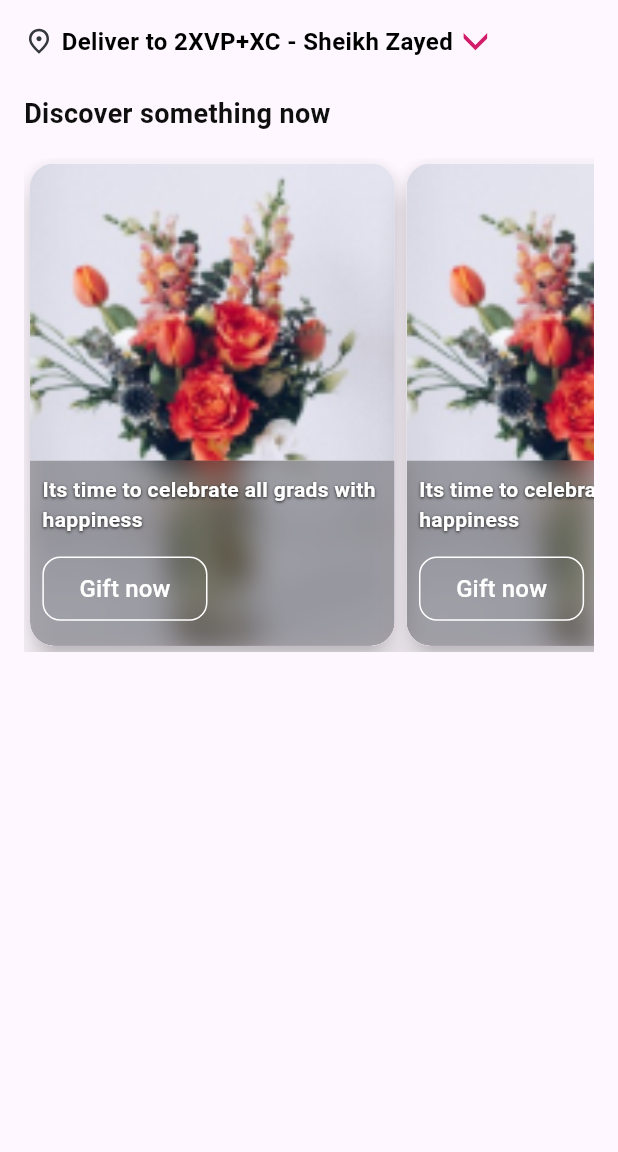
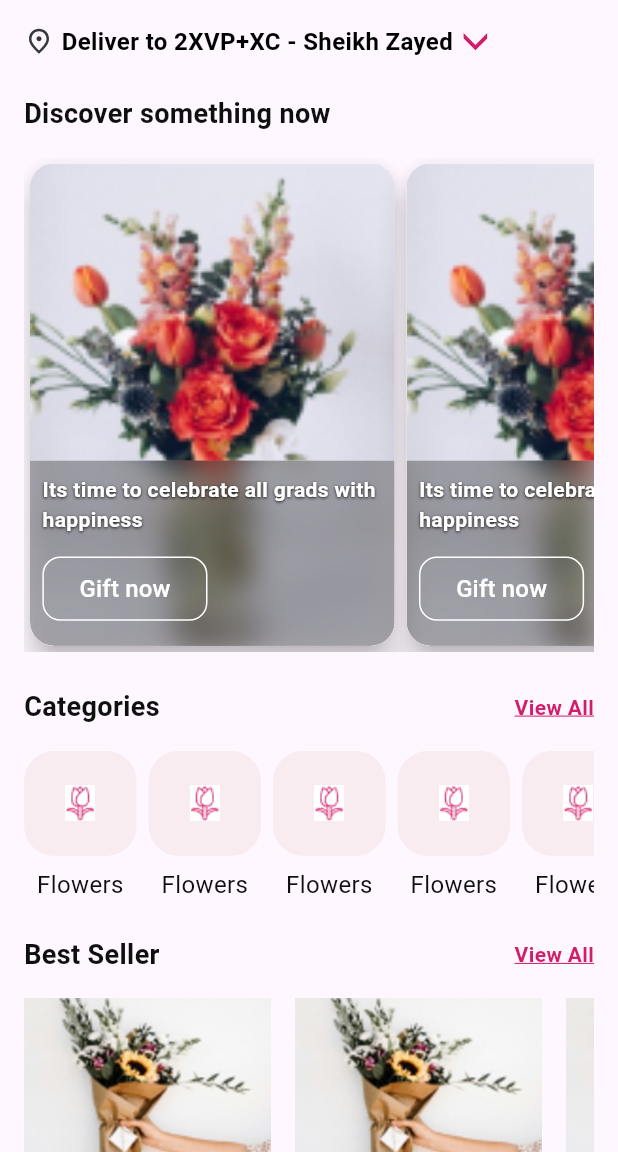
Before and after one commit to AhmedRasmy1/flower_ecommerce, a Flutter app: the HomeView screen opened by its route, on a phone screen of 412 x 824 dp, the part 84-1236 px from its top. Run offline on Flutter 3.47's test engine with Material 3 defaults, Android fonts, the light colour scheme and no system bars; our stand-ins replace bloc, cached_network_image, dio, flutter_bloc, flutter_svg, get_it and 4 more; accounts and stored records are empty; generated files the repository leaves out were written again.

Commit message:
Add custom occasion , category and bestSeller containers, update color and string resources

```diff
--- a/lib/Features/home/presentation/pages/home_view.dart
+++ b/lib/Features/home/presentation/pages/home_view.dart
@@ -1,6 +1,9 @@
+import 'package:flower_ecommerce/Features/home/presentation/widgets/custom_bestseller_container.dart';
 import 'package:flower_ecommerce/Features/home/presentation/widgets/custom_card.dart';
+import 'package:flower_ecommerce/Features/home/presentation/widgets/custom_category_container.dart';
 import 'package:flower_ecommerce/Features/home/presentation/widgets/custom_header.dart';
 import 'package:flower_ecommerce/Features/home/presentation/widgets/custom_location.dart';
+import 'package:flower_ecommerce/Features/home/presentation/widgets/custom_occasion_container.dart';
 import 'package:flower_ecommerce/Features/home/presentation/widgets/custom_search_field.dart';
 import 'package:flower_ecommerce/core/resources/assets_manager.dart';
 import 'package:flower_ecommerce/core/resources/color_manager.dart';
@@ -18,7 +21,11 @@ class HomeView extends StatelessWidget {
       child: Scaffold(
         body: Padding(
           padding: EdgeInsets.only(
-              top: AppPadding.p8, right: AppPadding.p16, left: AppPadding.p16),
+            top: AppPadding.p8,
+            right: AppPadding.p16,
+            left: AppPadding.p16,
+          ),
+          child: SingleChildScrollView(
             child: Column(
               children: [
                 Row(
@@ -43,8 +50,30 @@ class HomeView extends StatelessWidget {
                 SizedBox(height: AppSize.s24),
                 CustomHeader(title: AppStrings.discover),
                 SizedBox(height: AppSize.s16),
-              CustomCard()
+                CustomCard(),
+                SizedBox(height: AppSize.s24),
+                CustomHeader(
+                  title: AppStrings.categories,
+                  viewAll: AppStrings.viewAll,
+                ),
+                SizedBox(height: AppSize.s16),
+                CustomCategoryContainer(),
+                SizedBox(height: AppSize.s24),
+                CustomHeader(
+                  title: AppStrings.bestSeller,
+                  viewAll: AppStrings.viewAll,
+                ),
+                SizedBox(height: AppSize.s16),
+                CustomBestSellerContainer(),
+                SizedBox(height: AppSize.s16),
+                CustomHeader(
+                  title: AppStrings.occasion,
+                  viewAll: AppStrings.viewAll,
+                ),
+                SizedBox(height: AppSize.s16),
+                CustomOccasionContainer()
               ],
+            ),
           ),
         ),
       ),
--- /dev/null
+++ b/lib/Features/home/presentation/widgets/custom_bestseller_container.dart
@@ -0,0 +1,57 @@
+import 'package:flower_ecommerce/core/functions/extenstions.dart';
+import 'package:flutter/material.dart';
+
+class CustomBestSellerContainer extends StatelessWidget {
+  const CustomBestSellerContainer({super.key});
+
+  @override
+  Widget build(BuildContext context) {
+    return Align(
+      alignment: Alignment.topLeft,
+      child: SizedBox(
+        height: context.screenHeight * 0.26,
+        child: ListView.builder(
+          scrollDirection: Axis.horizontal,
+          itemCount: 10,
+          itemBuilder: (context, index) {
+            return Padding(
+              padding: const EdgeInsets.only(right: 16.0),
+              child: Column(
+                crossAxisAlignment: CrossAxisAlignment.start,
+                children: [
+                  Container(
+                    width: context.screenWidth * 0.4,
+                    height: context.screenHeight * 0.2,
+                    decoration: const BoxDecoration(
+                      image: DecorationImage(
+                        image: AssetImage('assets/images/bestsellerimage.jpg'),
+                        filterQuality: FilterQuality.high,
+                        fit: BoxFit.cover,
+                      ),
+                    ),
+                  ),
+                  const Text(
+                    'Sunny',
+                    style: TextStyle(
+                      fontSize: 16,
+                      color: Colors.black,
+                      fontWeight: FontWeight.w400,
+                    ),
+                  ),
+                  const Text(
+                    '600 EGP',
+                    style: TextStyle(
+                      fontSize: 20,
+                      color: Colors.black,
+                      fontWeight: FontWeight.bold,
+                    ),
+                  ),
+                ],
+              ),
+            );
+          },
+        ),
+      ),
+    );
+  }
+}
--- /dev/null
+++ b/lib/Features/home/presentation/widgets/custom_category_container.dart
@@ -0,0 +1,53 @@
+import 'package:flower_ecommerce/core/functions/extenstions.dart';
+import 'package:flower_ecommerce/core/resources/color_manager.dart';
+import 'package:flutter/material.dart';
+
+class CustomCategoryContainer extends StatelessWidget {
+  const CustomCategoryContainer({super.key});
+
+  @override
+  Widget build(BuildContext context) {
+    return Align(
+      alignment: Alignment.topLeft,
+      child: SizedBox(
+        height: context.screenHeight * 0.12,
+        child: ListView.builder(
+          scrollDirection: Axis.horizontal,
+          itemCount: 10,
+          itemBuilder: (context, index) {
+            return Padding(
+              padding: const EdgeInsets.only(right: 8.0),
+              child: Column(
+                children: [
+                  Container(
+                    width: 75,
+                    height: 70,
+                    decoration: const BoxDecoration(
+                      image: DecorationImage(
+                        image:
+                            AssetImage('assets/images/floweeeeeeeeeeeer.jpg'),
+                      ),
+                      color: ColorManager.lightPink,
+                      borderRadius: BorderRadius.all(
+                        Radius.circular(20),
+                      ),
+                    ),
+                  ),
+                  const SizedBox(height: 8),
+                  const Text(
+                    'Flowers',
+                    style: TextStyle(
+                      fontSize: 16,
+                      color: ColorManager.black,
+                      fontWeight: FontWeight.w400,
+                    ),
+                  ),
+                ],
+              ),
+            );
+          },
+        ),
+      ),
+    );
+  }
+}
--- a/lib/Features/home/presentation/widgets/custom_header.dart
+++ b/lib/Features/home/presentation/widgets/custom_header.dart
@@ -24,14 +24,17 @@ class CustomHeader extends StatelessWidget {
         ),
         const Spacer(),
         if (viewAll != null)
-          TextButton(
-            onPressed: () {},
+          GestureDetector(
+            onTap: () {},
             child: Text(
               viewAll!,
               style: const TextStyle(
-                  fontSize: FontSize.s14,
-                  color: ColorManager.pink,
-                  decoration: TextDecoration.underline),
+                fontSize: FontSize.s14,
+                color: ColorManager.pink,
+                decoration: TextDecoration.underline,
+                decorationColor: ColorManager.pink,
+                fontWeight: FontWeight.bold,
+              ),
             ),
           ),
       ],
--- /dev/null
+++ b/lib/Features/home/presentation/widgets/custom_occasion_container.dart
@@ -0,0 +1,49 @@
+import 'package:flower_ecommerce/core/functions/extenstions.dart';
+import 'package:flutter/material.dart';
+
+class CustomOccasionContainer extends StatelessWidget {
+  const CustomOccasionContainer({super.key});
+
+  @override
+  Widget build(BuildContext context) {
+    return Align(
+      alignment: Alignment.topLeft,
+      child: SizedBox(
+        height: context.screenHeight * 0.26,
+        child: ListView.builder(
+          scrollDirection: Axis.horizontal,
+          itemCount: 10,
+          itemBuilder: (context, index) {
+            return Padding(
+              padding: const EdgeInsets.only(right: 16.0),
+              child: Column(
+                crossAxisAlignment: CrossAxisAlignment.start,
+                children: [
+                  Container(
+                    width: context.screenWidth * 0.4,
+                    height: context.screenHeight * 0.2,
+                    decoration: const BoxDecoration(
+                      image: DecorationImage(
+                        image: AssetImage('assets/images/occasion.png'),
+                        filterQuality: FilterQuality.high,
+                        fit: BoxFit.cover,
+                      ),
+                    ),
+                  ),
+                  const Text(
+                    'Wedding',
+                    style: TextStyle(
+                      fontSize: 20,
+                      color: Colors.black,
+                      fontWeight: FontWeight.bold,
+                    ),
+                  ),
+                ],
+              ),
+            );
+          },
+        ),
+      ),
+    );
+  }
+}
--- a/lib/core/resources/color_manager.dart
+++ b/lib/core/resources/color_manager.dart
@@ -12,5 +12,5 @@ class ColorManager {
   static const Color lightGrey = Color(0xff0C1015);
   static const Color lightGrey2 = Color(0xff7D7D7D);
   static const Color offWhite = Color(0xffA6A6A6);
-  static const Color blur = Color(0xffaeaeae4d);
+  static const Color lightPink = Color(0xfff9ecf0);
 }
--- a/lib/core/resources/strings_manager.dart
+++ b/lib/core/resources/strings_manager.dart
@@ -67,4 +67,7 @@ class AppStrings {
   static const String graduation =
       'Its time to celebrate all grads with happiness';
   static const String giftNow = 'Gift Now';
+  static const String viewAll = 'View All';
+  static const String bestSeller = 'Best Seller';
+  static const String occasion = 'Occasion';
 }
```
Also changed, not shown: assets/images/bestsellerimage.jpg (added), assets/images/floweeeeeeeeeeeer.jpg (added), assets/images/flowerrrrrr.svg (added), assets/images/occasion.png (added). Lines whose indentation alone changed are shown as unchanged.
